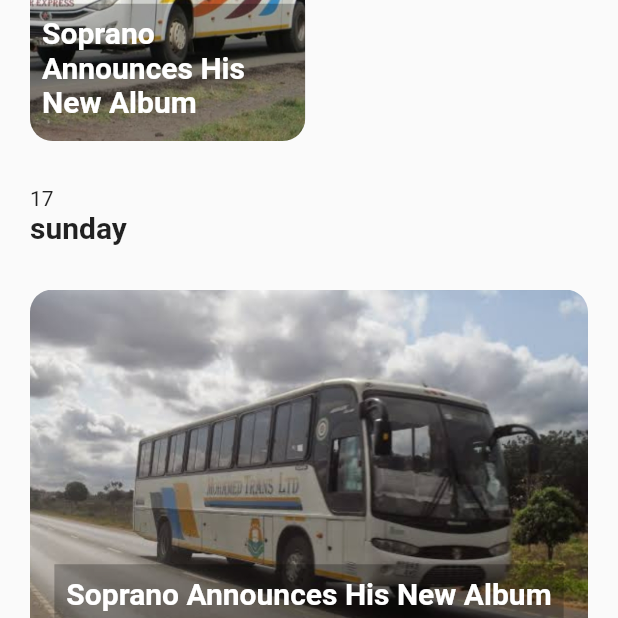
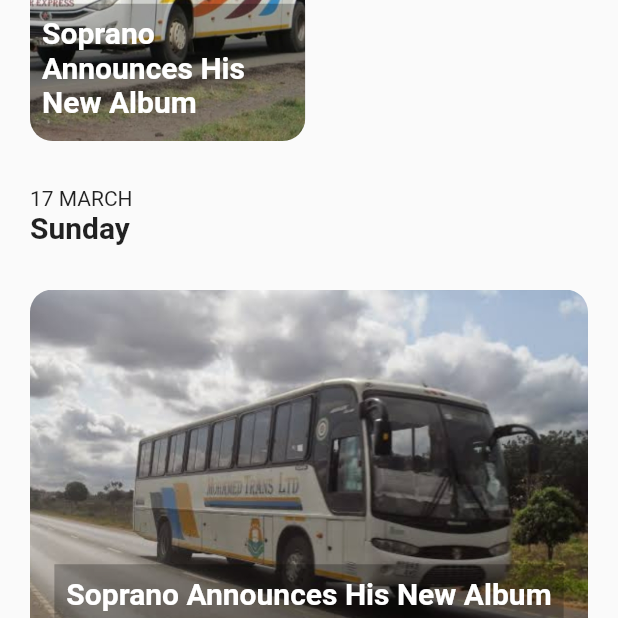
Before and after one commit to nawaly/flutter_project_1, a Flutter app: the HomePage screen opened by its route, scrolled down 1728 dp, on a phone screen of 412 x 824 dp, the top half of it. Run offline on Flutter 3.47's test engine with Material 2 defaults, Android fonts, the phone set to English and light mode, and no system bars; our stand-ins replace font_awesome_flutter.

Commit message:
cards design changes

```diff
--- a/lib/App.dart
+++ b/lib/App.dart
@@ -10,15 +10,15 @@ class App extends StatelessWidget {
   // This widget is the root of your application.
   @override
   Widget build(BuildContext context) {
-    return MaterialApp(
+    return MaterialApp( //material is android
       debugShowCheckedModeBanner: false,
       title: 'Flutter Demo',
       theme: ThemeData(
 
-        primarySwatch: Colors.purple,
+        primarySwatch: Colors.purple, //default color anything wanting color will give that if you dint assign
       ),
-      home:LoginPage(),
-      routes:{
+      home:LoginPage(), //start up page
+      routes:{ //navigations
         loginPage:(BuildContext context) => LoginPage(),
         signUp:(BuildContext context)=> SignUpPage(),
         loginScreen:(BuildContext context)=> LoginScreen(),
--- a/lib/main.dart
+++ b/lib/main.dart
@@ -4,4 +4,4 @@ import 'App.dart';
 
 
 
-void main() => runApp(App());
+void main() => runApp(App()); //main method
--- a/lib/views/components/cards/album_card.dart
+++ b/lib/views/components/cards/album_card.dart
@@ -1,7 +1,7 @@
 import 'package:flutter/material.dart';
 import 'package:font_awesome_flutter/font_awesome_flutter.dart';
 import 'package:pt_project_1/models/album.dart';
-// first card, first picture
+// first card, first image and third image
 class AlbumCard extends StatelessWidget {
   final Album album;
   final double padding;
--- a/lib/views/components/cards/detailed_news_card.dart
+++ b/lib/views/components/cards/detailed_news_card.dart
@@ -1,6 +1,6 @@
 import 'package:flutter/material.dart';
 import 'package:pt_project_1/models/album.dart';
-
+// 2 image
 class DetailedNewsCard extends StatelessWidget {
   final Album album;
   final double padding;
--- a/lib/views/components/cards/image_text_card.dart
+++ b/lib/views/components/cards/image_text_card.dart
@@ -1,7 +1,7 @@
 import 'package:flutter/material.dart';
 import 'package:pt_project_1/models/album.dart';
 // import 'package:pt_project_1/models/album.dart';
-
+// first image in grid images
 class ImageTextCard extends StatelessWidget {
   //1
   //objects
--- a/lib/views/components/cards/side_detailed_card.dart
+++ b/lib/views/components/cards/side_detailed_card.dart
@@ -1,6 +1,6 @@
 import 'package:flutter/material.dart';
 import 'package:pt_project_1/models/album.dart';
-
+//last 4 images
 class SideDetailedCard extends StatelessWidget {
   final Album album;
 
--- a/lib/views/components/headers/Simple_header.dart
+++ b/lib/views/components/headers/Simple_header.dart
@@ -1,5 +1,5 @@
 import 'package:flutter/material.dart';
-
+//declaring and initializing date and day
 class SimpleHeader extends StatelessWidget {
   final String date;
   final String day;
--- a/lib/views/pages/home_Page.dart
+++ b/lib/views/pages/home_Page.dart
@@ -8,11 +8,15 @@ class HomePage extends StatefulWidget {
 }
 
 class _HomePageState extends State<HomePage> {
+  //declarations and keys over here
   int _currentIndex = 0;
 
   @override
-  Widget build(BuildContext context) {
+  Widget build(BuildContext context) { //builderContext iterates index
+    //typecust is widget, takes anything in widget
     List<Widget> _screens = <Widget>[
+      //array of name private screen of type widget
+      //screen pages classes which to be called
       TodayScreen(),
       CategoryScreen(),
       // DiscoverScreen(),
@@ -26,14 +30,16 @@ class _HomePageState extends State<HomePage> {
       ),
     ];
     return Scaffold(
-      body: DefaultTabController(
-          child: _screens.elementAt(_currentIndex), length: 5),
+      body: DefaultTabController( //defaulttabcontroller is widget
+          child: _screens.elementAt(_currentIndex), length: 5), //elementAt takes current index
       bottomNavigationBar: BottomNavigationBar(
+        // bar of the bottom and the top one is UpBar
         unselectedItemColor: Colors.grey,
         selectedItemColor: Colors.red,
         currentIndex: _currentIndex,
-        onTap: _selectedIndex,
+        onTap: _selectedIndex, //ontap is method for button to be clickable
         items: <BottomNavigationBarItem>[
+          //item is an array of type bottomnavigationbar
           BottomNavigationBarItem(
             icon: Icon(
               Icons.insert_comment,
@@ -59,7 +65,7 @@ class _HomePageState extends State<HomePage> {
   }
 
   void _selectedIndex(int index) {
-    setState(() {
+    setState(() { //setstate takes current index
       _currentIndex = index;
     });
   }
--- a/lib/views/screens/today_screens.dart
+++ b/lib/views/screens/today_screens.dart
@@ -6,6 +6,7 @@ import 'package:pt_project_1/views/components/cards/detailed_news_card.dart';
 import 'package:pt_project_1/views/components/cards/image_text_card.dart';
 import 'package:pt_project_1/views/components/cards/side_detailed_card.dart';
 import 'package:pt_project_1/views/components/headers/Simple_header.dart';
+
 // import 'package:pt_project_1/views/components/header.dart';
 //today tab
 class TodayScreen extends StatelessWidget {
@@ -20,16 +21,16 @@ class TodayScreen extends StatelessWidget {
     //     });
 
     return CustomScrollView(slivers: <Widget>[
-      SliverList(
-        delegate: SliverChildListDelegate([
+      SliverList( //first sliverlist of day and date
+        delegate: SliverChildListDelegate([ //SliverChildListDelegate is child of delegate
           SimpleHeader(
-            date: 'wed',
-            day: 'today',
+            date: '2019-08-08 04:33',
+            day: 'Today',
             padding: 20,
           )
         ]),
       ),
-      SliverList(
+      SliverList( // sliverist of first and third image from AlbumCard and second image from DetailedNewsCard
         delegate: SliverChildBuilderDelegate((BuildContext context, int index) {
           return index.isEven
               ? AlbumCard(
@@ -42,41 +43,44 @@ class TodayScreen extends StatelessWidget {
                 );
         }, childCount: albums.length),
       ),
-      SliverList(
+      SliverList( //sliverist of second day and date
         delegate: SliverChildListDelegate([
           SimpleHeader(
-            date: '12',
-            day: 'monday',
+            date: '18 MARCH',
+            day: 'Monday',
             padding: 20,
           )
         ]),
       ),
-      SliverGrid(
+      SliverGrid( //silvergrid of grid images
         delegate: SliverChildBuilderDelegate((BuildContext context, int index) {
           return Padding(
+            //padding not returned, it is wrapped ndo mana ipo juu
             padding: EdgeInsets.only(
-                left: index.isEven ? 20 : 0, right: index.isOdd ? 20 : 0),
+                //space of left and right btn container which are grid
+                left: index.isEven ? 20 : 0,
+                right: index.isOdd ? 20 : 0),
             child: ImageTextCard(
               album: albums[index],
             ),
           );
         }, childCount: albums.length),
         gridDelegate: SliverGridDelegateWithFixedCrossAxisCount(
-          crossAxisCount: 2,
-          crossAxisSpacing: 5,
-          mainAxisSpacing: 5,
+          crossAxisCount: 2, //number of images in grid
+          crossAxisSpacing: 5, //space btn two images in grid up and down
+          mainAxisSpacing: 5, //space btn two images in grid left and right
         ),
       ),
-      SliverList(
+      SliverList( //sliverist of third day and date
         delegate: SliverChildListDelegate([
           SimpleHeader(
-            date: '17',
-            day: 'sunday',
+            date: '17 MARCH',
+            day: 'Sunday',
             padding: 20,
           )
         ]),
       ),
-      SliverList(
+      SliverList( //sliverlist of single image after grid of ImageTextCard
         delegate: SliverChildBuilderDelegate((BuildContext context, int index) {
           return Padding(
             padding: const EdgeInsets.only(left: 20, right: 20),
@@ -86,7 +90,7 @@ class TodayScreen extends StatelessWidget {
           );
         }, childCount: 1),
       ),
-      SliverList(
+      SliverList( //sliverlist of last card, SideDetailedCard
         delegate: SliverChildBuilderDelegate(
           (BuildContext context, int index) {
             return SideDetailedCard(album: albums[index]);
```
